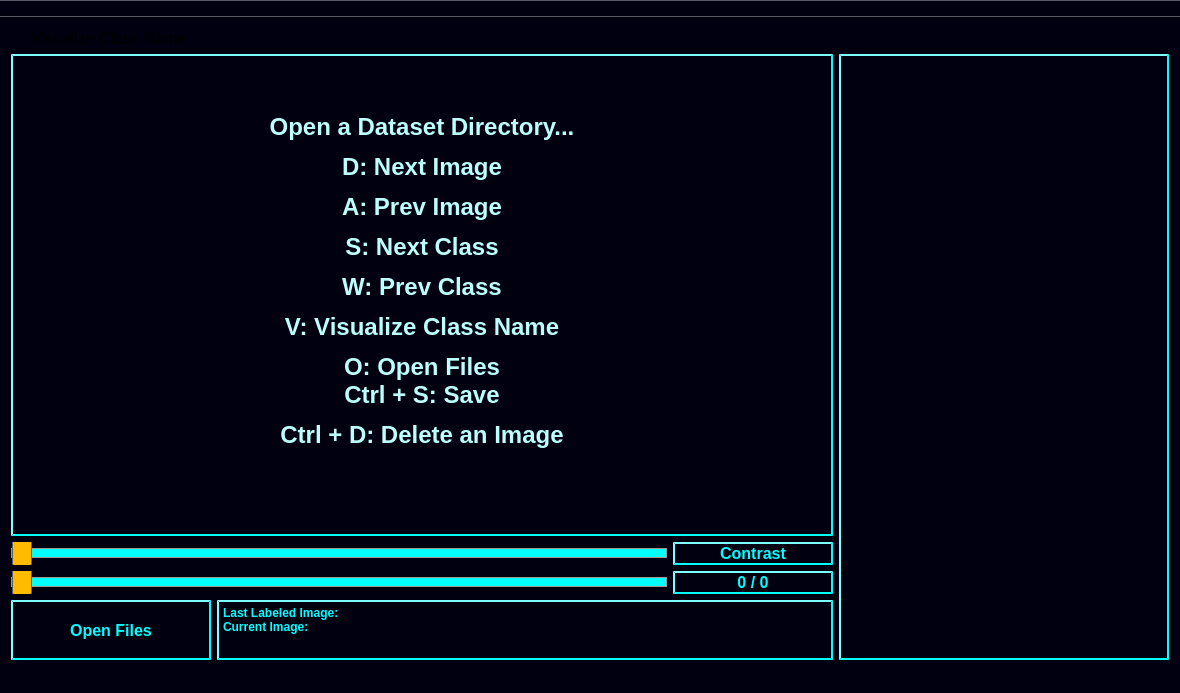
Qt form mainwindow.ui (developer0hye/Yolo_Label) before a commit.
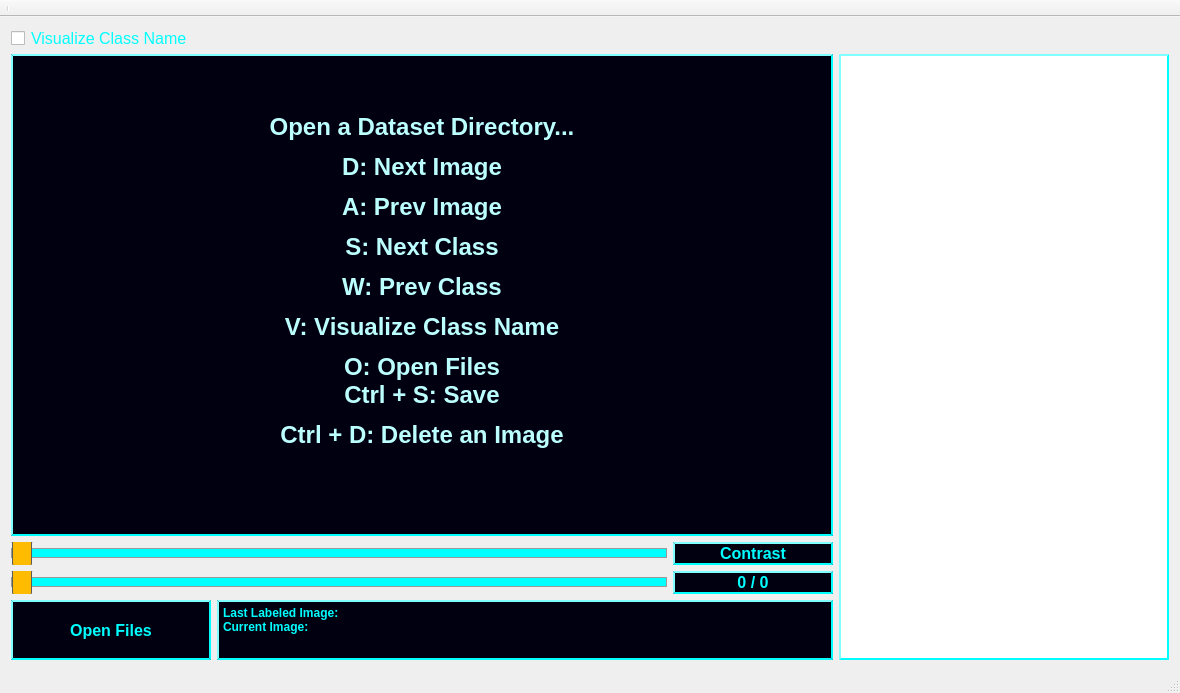
The same form after that commit. Custom widgets are drawn as their Qt base class.

Commit message:
fix: move checkbox indicator style to global stylesheet level
Qt6's stylesheet cascade causes the MainWindow-level background-color
to override child widget sub-control styles. Move the QCheckBox
indicator styling to the MainWindow global stylesheet so it has proper
specificity and is not overridden by the parent background.

```diff
--- a/mainwindow.ui
+++ b/mainwindow.ui
@@ -35,7 +35,18 @@
    <string>YoloLabel</string>
   </property>
   <property name="styleSheet">
-   <string notr="true">background-color : rgb(0, 0, 17);</string>
+   <string notr="true">background-color : rgb(0, 0, 17);
+QCheckBox::indicator {
+    width: 18px;
+    height: 18px;
+    border: 2px solid rgb(0, 255, 255);
+    background-color: white;
+    border-radius: 3px;
+}
+QCheckBox::indicator:checked {
+    background-color: rgb(0, 255, 255);
+}
+</string>
   </property>
   <widget class="QWidget" name="centralWidget">
    <property name="sizePolicy">
@@ -590,16 +601,6 @@
         </property>
         <property name="styleSheet">
          <string notr="true">color : rgb(0, 255, 255);
-QCheckBox::indicator {
-    width: 18px;
-    height: 18px;
-    border: 2px solid rgb(0, 255, 255);
-    background-color: white;
-    border-radius: 3px;
-}
-QCheckBox::indicator:checked {
-    background-color: rgb(0, 255, 255);
-}
 </string>
         </property>
         <property name="text">
```
